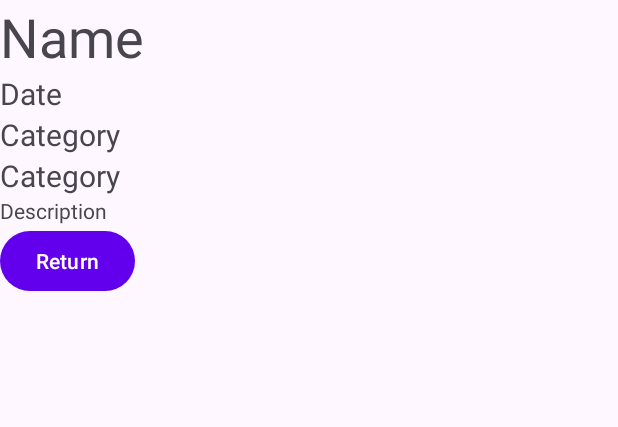
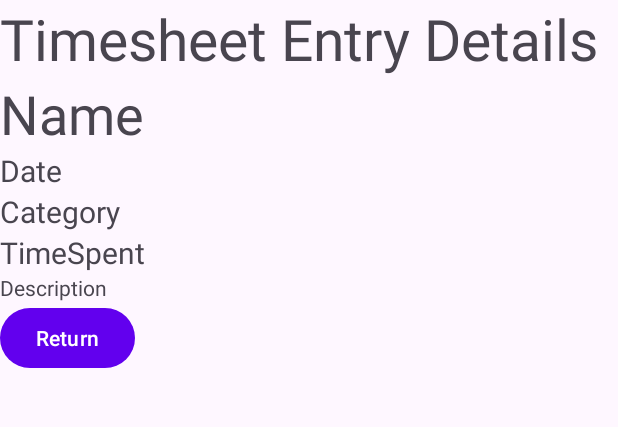
Before and after one commit to ST10083156/OPSC_POE_PART2, an Android app: the layout activity_timesheet_details.xml on its own in the app's theme, with its tools: preview values and no code run, on a phone screen of 412 x 824 dp, the part 60-487 px from its top. Run offline under Robolectric (Android 15) with nearby library versions, the phone set to English and light mode, and no system bars.

Commit message:
Timesheet Entries Sorted Out

```diff
--- a/app/src/main/res/layout/activity_timesheet_details.xml
+++ b/app/src/main/res/layout/activity_timesheet_details.xml
@@ -13,6 +13,12 @@
         android:layout_height="40dp"
         android:src="@drawable/ic_launcher_foreground"/>
     <TextView
+        android:id="@+id/titleTV"
+        android:layout_width="wrap_content"
+        android:layout_height="wrap_content"
+        android:text="Timesheet Entry Details"
+        android:textSize="38dp"
+        /><TextView
         android:id="@+id/nameTV"
         android:layout_width="wrap_content"
         android:layout_height="wrap_content"
@@ -38,7 +44,7 @@
         android:id="@+id/timeSpentTV"
         android:layout_width="wrap_content"
         android:layout_height="wrap_content"
-        android:text="Category"
+        android:text="TimeSpent"
         android:textSize="20dp"
         />
     <TextView
```
Also changed, not shown: app/src/main/java/com/example/opsc_poe_part2_timewise/TimesheetDetails.kt (+23 -6 lines), app/src/main/java/com/example/opsc_poe_part2_timewise/TimesheetEntriesListDisplay.kt (+45 -26 lines). Lines whose indentation alone changed are shown as unchanged.
